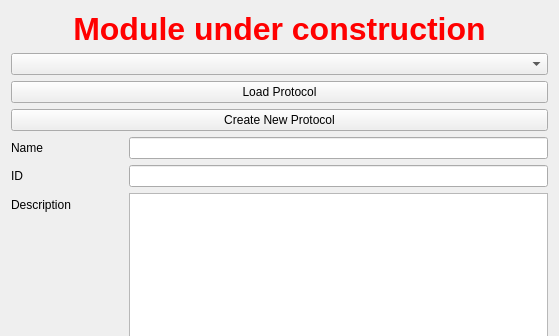
Before: the Qt Designer form OpenLIFUProtocolConfig/Resources/UI/OpenLIFUProtocolConfig.ui in OpenwaterHealth/SlicerOpenLIFU, drawn with Qt 5; both pictures show x 0 to 559 and y 0 to 336 of the 559 by 695 pixel window.
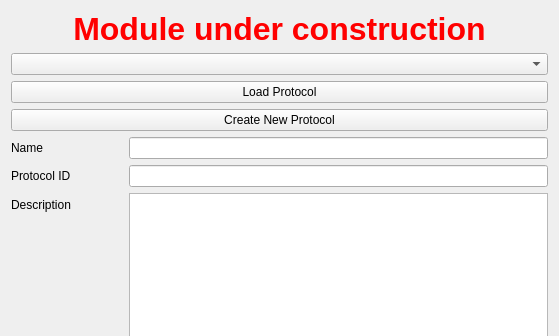
After: the same form once the commit is applied. Custom widgets are drawn as their Qt base class.

Commit message:
Overhaul GUI intuitiveness (#164)
Made various changes to user interaction to improve consistency and
protect against awkward behavior in edge cases:

- Fixed text in widgets and displays
- Check if database is loaded before protocols can be edited
- New protocols will use unique IDs (based on loaded protocols, not all
  in DB)
- Some UI elements reorganized and renamed
- Make sure that when saving protocols, the database is also checked in
  addition to loaded protocols.

What changed in the file:
```diff
--- a/OpenLIFUProtocolConfig/Resources/UI/OpenLIFUProtocolConfig.ui
+++ b/OpenLIFUProtocolConfig/Resources/UI/OpenLIFUProtocolConfig.ui
@@ -74,7 +74,7 @@
           <item row="1" column="0">
             <widget class="QLabel" name="protocolIdLabel">
               <property name="text">
-                <string>ID</string>
+                <string>Protocol ID</string>
               </property>
             </widget>
           </item>
```
Left out of the diff: 20 changed lines with no effect on the pictures. The commit also changes 1 other file.
